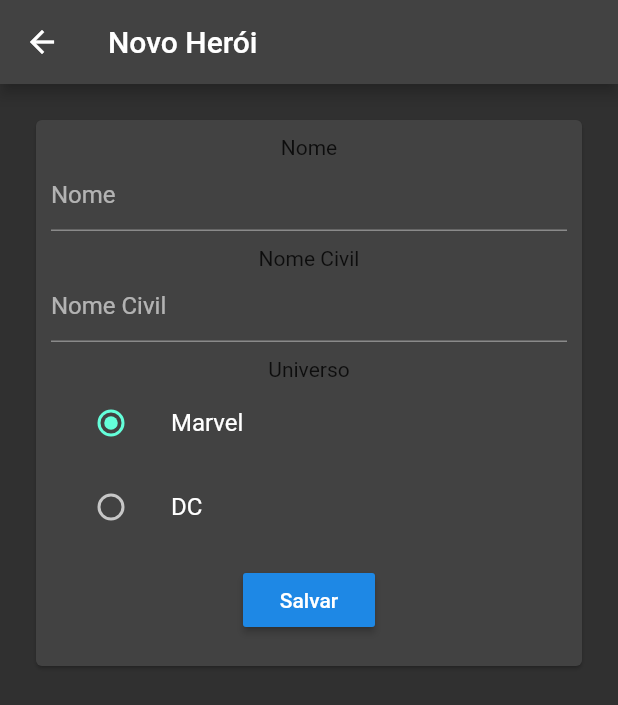
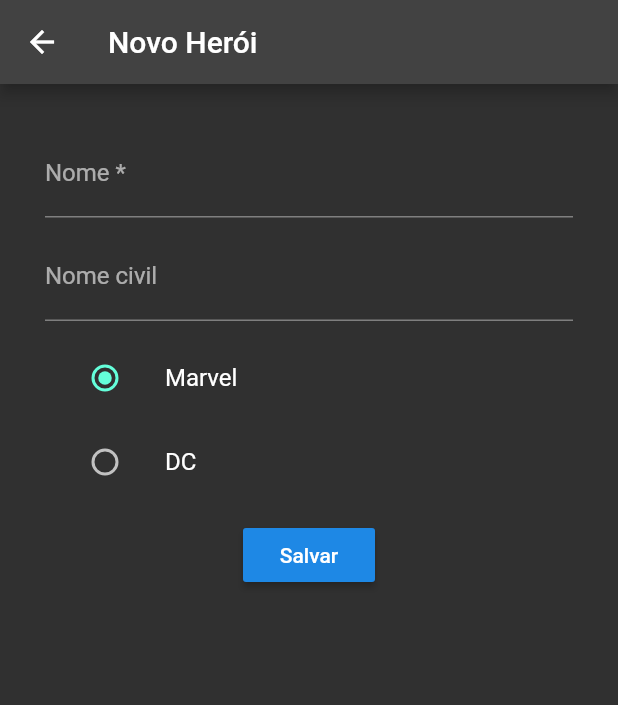
Before and after one commit to rlhorochovec/app_heroi, a Flutter app: the HeroiAdd screen opened directly, on a phone screen of 412 x 824 dp. Shown: the top 705 px of the screen. Run offline on Flutter 3.47's test engine with Material 2 defaults, Android fonts, the phone set to English and light mode, and no system bars; network calls fail.

Commit message:
Alterando os Forms

```diff
--- a/lib/page/heroi_add.dart
+++ b/lib/page/heroi_add.dart
@@ -32,7 +32,6 @@
         child: SingleChildScrollView(
           child: Container(
               padding: EdgeInsets.all(20.0),
-            child: Card(
               child: Container(
                   padding: EdgeInsets.all(10.0),
                   width: 440,
@@ -42,13 +41,12 @@
                         margin: EdgeInsets.fromLTRB(0, 0, 0, 10),
                         child: Column(
                           children: <Widget>[
-                              Text('Nome',
-                                  style: TextStyle(
-                                      color: Colors.black.withOpacity(0.8))),
                             TextFormField(
                               controller: _nameController,
                               decoration: const InputDecoration(
-                                  hintText: 'Nome',
+                                // icon: Icon(Icons.person),
+                                hintText: 'Como as pessoas te chamam?',
+                                labelText: 'Nome *',
                               ),
                               validator: (value) {
                                 if (value.isEmpty) {
@@ -65,13 +63,12 @@
                         margin: EdgeInsets.fromLTRB(0, 0, 0, 10),
                         child: Column(
                           children: <Widget>[
-                              Text('Nome Civil',
-                                  style: TextStyle(
-                                      color: Colors.black.withOpacity(0.8))),
                             TextFormField(
                               controller: _civilController,
                               decoration: const InputDecoration(
-                                  hintText: 'Nome Civil',
+                                // icon: Icon(Icons.person),
+                                hintText: 'Qual seu nome de registro?',
+                                labelText: 'Nome civil',
                               ),
                               validator: (value) {
                                 if (value.isEmpty) {
@@ -88,9 +85,6 @@
                         margin: EdgeInsets.fromLTRB(0, 0, 0, 10),
                         child: Column(
                           children: <Widget>[
-                              Text('Universo',
-                                  style: TextStyle(
-                                      color: Colors.black.withOpacity(0.8))),
                             ListTile(
                               title: const Text('Marvel'),
                               leading: Radio(
@@ -145,7 +139,6 @@
                   ))),
         ),
       ),
-      ),
     );
   }
 }
--- a/lib/page/heroi_edit.dart
+++ b/lib/page/heroi_edit.dart
@@ -49,7 +49,6 @@
         child: SingleChildScrollView(
           child: Container(
               padding: EdgeInsets.all(20.0),
-            child: Card(
               child: Container(
                   padding: EdgeInsets.all(10.0),
                   width: 440,
@@ -59,13 +58,12 @@
                         margin: EdgeInsets.fromLTRB(0, 0, 0, 10),
                         child: Column(
                           children: <Widget>[
-                              Text('Nome',
-                                  style: TextStyle(
-                                      color: Colors.black.withOpacity(0.8))),
                             TextFormField(
                               controller: _nameController,
                               decoration: const InputDecoration(
-                                  hintText: 'Nome',
+                                // icon: Icon(Icons.person),
+                                hintText: 'Como as pessoas te chamam?',
+                                labelText: 'Nome *',
                               ),
                               validator: (value) {
                                 if (value.isEmpty) {
@@ -82,13 +80,12 @@
                         margin: EdgeInsets.fromLTRB(0, 0, 0, 10),
                         child: Column(
                           children: <Widget>[
-                              Text('Nome Civil',
-                                  style: TextStyle(
-                                      color: Colors.black.withOpacity(0.8))),
                             TextFormField(
                               controller: _civilController,
                               decoration: const InputDecoration(
-                                  hintText: 'Nome Civil',
+                                // icon: Icon(Icons.person),
+                                hintText: 'Qual seu nome de registro?',
+                                labelText: 'Nome civil',
                               ),
                               validator: (value) {
                                 if (value.isEmpty) {
@@ -167,7 +164,6 @@
                   ))),
         ),
       ),
-      ),
     );
   }
 }
```
Lines whose indentation alone changed are shown as unchanged.
